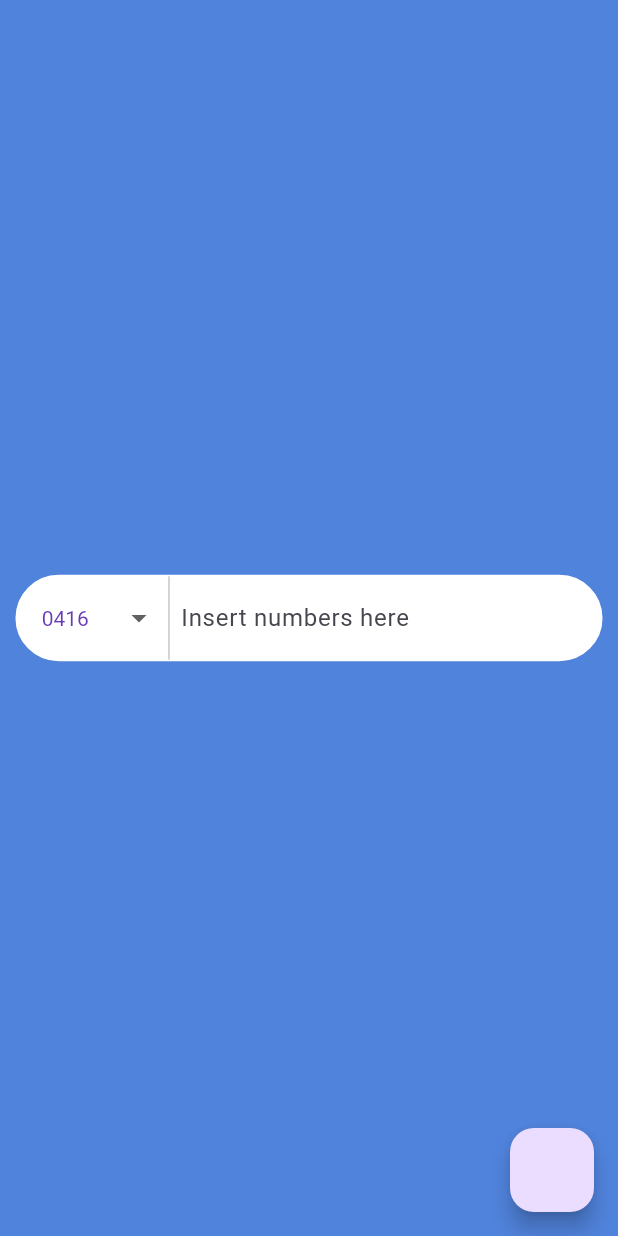
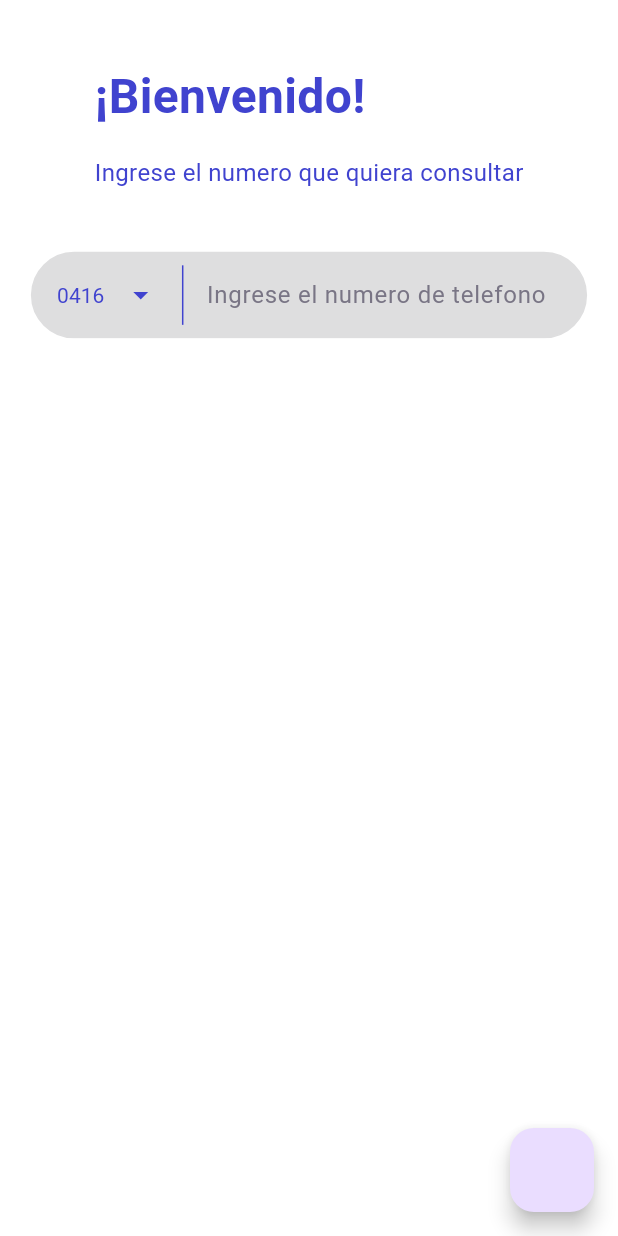
Before and after one commit to DiegoGamboa03/Oxford-Consultor, a Flutter app: the screen it shows after launch, on a phone screen of 412 x 824 dp. Run offline on Flutter 3.47's test engine with Material 2 defaults, Android fonts, the phone set to English and light mode, and no system bars; our stand-ins replace google_fonts.

Commit message:
Arreglos visuales

```diff
--- a/App/oxford_consultor/lib/main.dart
+++ b/App/oxford_consultor/lib/main.dart
@@ -29,8 +29,7 @@ class MyApp extends StatelessWidget {
         //
         // This works for code too, not just values: Most code changes can be
         // tested with just a hot reload.
-        scaffoldBackgroundColor: const Color.fromARGB(255, 80, 131, 220),
-        colorScheme: ColorScheme.fromSeed(seedColor: Colors.deepPurple),
+        scaffoldBackgroundColor: const Color.fromARGB(255, 255, 255, 255),
         useMaterial3: true,
       ),
       home: const MainPage(),
--- a/App/oxford_consultor/lib/pages/main_page.dart
+++ b/App/oxford_consultor/lib/pages/main_page.dart
@@ -1,4 +1,5 @@
 import 'package:flutter/material.dart';
+import 'package:google_fonts/google_fonts.dart';
 import 'package:oxford_consultor/services/api_services.dart';
 import 'package:oxford_consultor/widgets/dynamic_phone_number_info_box.dart';
 import 'package:oxford_consultor/widgets/phone_number_field.dart';
@@ -15,30 +16,56 @@ class MainPage extends StatefulWidget {
 class _MainPageState extends State<MainPage> {
   TextEditingController controller = TextEditingController();
   String phoneNumberString = '';
+
   @override
   Widget build(BuildContext context) {
+    double width = MediaQuery.of(context).size.width;
+    double height = MediaQuery.of(context).size.height;
     return Scaffold(
-      body: Column(mainAxisAlignment: MainAxisAlignment.center, children: [
-        Container(), //aqui va el logo
-        Row(
-            mainAxisAlignment: MainAxisAlignment.center,
-            crossAxisAlignment: CrossAxisAlignment.center,
+      body: Column(children: [
+        Container(
+          margin: EdgeInsets.symmetric(vertical: height * 0.05),
+          child: Column(
+            crossAxisAlignment: CrossAxisAlignment.start,
             children: [
-              PhoneNumberField(
+              Text('¡Bienvenido!',
+                  style: GoogleFonts.roboto(
+                      color: const Color(0xff4043CF),
+                      fontWeight: FontWeight.bold,
+                      fontSize: 32)),
+              Container(
+                margin: EdgeInsets.only(top: height * 0.02),
+                child: Text('Ingrese el numero que quiera consultar',
+                    style: GoogleFonts.roboto(
+                        color: const Color(0xff4043CF), fontSize: 16)),
+              ),
+            ],
+          ),
+        ),
+        Center(
+          child: PhoneNumberField(
             controller: controller,
             onChanged: (value) {
               setState(() {
                 phoneNumberString = value;
               });
             },
-              )
-            ]),
+          ),
+        ),
+        Container(
+          height: height * 0.5,
+          width: width * 0.9,
+          color: Colors.white60,
+          child: Column(
+            children: [
               if (phoneNumberString.length >= 12)
                 FutureBuilder<PhoneNumber?>(
                   future: ApiService().getPhoneNumber(phoneNumberString),
                   builder: (context, snapshot) {
                     if (snapshot.connectionState == ConnectionState.waiting) {
-                return CircularProgressIndicator(); // Display a loading indicator while waiting for the API response
+                      return const CircularProgressIndicator(
+                        color: Color(0xff4043CF),
+                      ); // Display a loading indicator while waiting for the API response
                     } else if (snapshot.hasError) {
                       return Text(
                           'Error: ${snapshot.error}'); // Display an error message if an error occurs
@@ -48,6 +75,9 @@ class _MainPageState extends State<MainPage> {
                               .data); // Pass the future directly to the DynamicPhoneNumberInfoBox
                     }
                   },
+                ),
+            ],
+          ),
         ),
       ]),
       floatingActionButton: FloatingActionButton(
--- a/App/oxford_consultor/lib/widgets/dynamic_phone_number_info_box.dart
+++ b/App/oxford_consultor/lib/widgets/dynamic_phone_number_info_box.dart
@@ -15,6 +15,7 @@ class _DynamicPhoneNumberInfoBoxState extends State<DynamicPhoneNumberInfoBox> {
   late String observationString;
   late String stateString;
   late String expirationDateString;
+  late String dropdownValue;
   List<String> optionslist = <String>[
     'Llamada efectuada',
     'No interesado',
@@ -22,8 +23,6 @@ class _DynamicPhoneNumberInfoBoxState extends State<DynamicPhoneNumberInfoBox> {
     'No llamar mas',
     'No posee tiempo'
   ];
-
-  String dropdownValue = 'Llamada efectuada';
 
   @override
   void initState() {
@@ -33,6 +32,7 @@ class _DynamicPhoneNumberInfoBoxState extends State<DynamicPhoneNumberInfoBox> {
         (widget.phoneNumber?.state == 'A') ? 'Disponible' : 'No disponible';
     expirationDateString =
         (widget.phoneNumber?.expirationDate ?? 'No tiene fecha de vencimiento');
+    dropdownValue = 'Llamada efectuada';
     super.initState();
   }
 
@@ -81,7 +81,19 @@ class _DynamicPhoneNumberInfoBoxState extends State<DynamicPhoneNumberInfoBox> {
                     ])
                   : Container(),
             ])
-          : const Text('Este numero no ha sido registrado'),
+          : Column(
+              children: [
+                const Text('Este numero no ha sido registrado'),
+                ElevatedButton(
+                  style: ButtonStyle(
+                    foregroundColor:
+                        MaterialStateProperty.all<Color>(Colors.blue),
+                  ),
+                  onPressed: () {},
+                  child: const Text('Registrar'),
+                ),
+              ],
+            ),
     );
   }
 }
--- a/App/oxford_consultor/lib/widgets/phone_number_field.dart
+++ b/App/oxford_consultor/lib/widgets/phone_number_field.dart
@@ -1,5 +1,6 @@
 import 'package:flutter/material.dart';
 import 'package:flutter/services.dart';
+import 'package:google_fonts/google_fonts.dart';
 
 class PhoneNumberField extends StatefulWidget {
   const PhoneNumberField({super.key, required this.controller, this.onChanged});
@@ -26,11 +27,11 @@ class _PhoneNumberFieldState extends State<PhoneNumberField> {
     double height = MediaQuery.of(context).size.height;
 
     return Container(
-      width: width * 0.95,
+      width: width * 0.90,
       height: height * 0.07,
       decoration: BoxDecoration(
-        color: Colors.white,
-        border: Border.all(color: Colors.white),
+        color: const Color(0xffDEDEDF),
+        border: Border.all(color: const Color(0xffDEDEDF)),
         borderRadius: const BorderRadius.all(Radius.circular(40)),
       ),
       child: Row(
@@ -43,7 +44,8 @@ class _PhoneNumberFieldState extends State<PhoneNumberField> {
                   border: InputBorder.none,
                 ),
                 value: dropdownValue,
-                style: const TextStyle(color: Colors.deepPurple),
+                iconEnabledColor: const Color(0xff4043CF),
+                style: GoogleFonts.roboto(color: const Color(0xff4043CF)),
                 onChanged: (String? value) {
                   // This is called when the user selects an item.
                   setState(() {
@@ -57,13 +59,21 @@ class _PhoneNumberFieldState extends State<PhoneNumberField> {
                 items: list.map<DropdownMenuItem<String>>((String value) {
                   return DropdownMenuItem<String>(
                     value: value,
-                    child: Text(value),
+                    child: Text(
+                      value,
+                      style: GoogleFonts.roboto(color: const Color(0xff4043CF)),
+                    ),
                   );
                 }).toList(),
               ),
             ),
           ),
-          const VerticalDivider(),
+          const Padding(
+            padding: EdgeInsets.all(8.0),
+            child: VerticalDivider(
+              color: Color(0xff4043CF),
+            ),
+          ),
           Expanded(
             flex: 3,
             child: TextField(
@@ -75,11 +85,13 @@ class _PhoneNumberFieldState extends State<PhoneNumberField> {
                     }
                   });
                 },
+                style: GoogleFonts.roboto(color: const Color(0xff4043CF)),
                 controller: phoneNumbercontroller,
-                decoration: const InputDecoration(
-                  border: InputBorder.none,
-                  hintText: 'Insert numbers here',
-                ),
+                decoration: InputDecoration(
+                    border: InputBorder.none,
+                    hintText: 'Ingrese el numero de telefono',
+                    hintStyle:
+                        GoogleFonts.roboto(color: const Color(0xff797585))),
                 inputFormatters: [
                   LengthLimitingTextInputFormatter(7),
                 ]),
--- a/App/oxford_consultor/pubspec.yaml
+++ b/App/oxford_consultor/pubspec.yaml
@@ -36,6 +36,7 @@ dependencies:
   # Use with the CupertinoIcons class for iOS style icons.
   cupertino_icons: ^1.0.2
   http: ^1.1.0
+  google_fonts: ^5.1.0
 
 dev_dependencies:
   flutter_test:
```
Also changed, not shown: App/oxford_consultor/pubspec.lock, 1 other file. Lines whose indentation alone changed are shown as unchanged.
